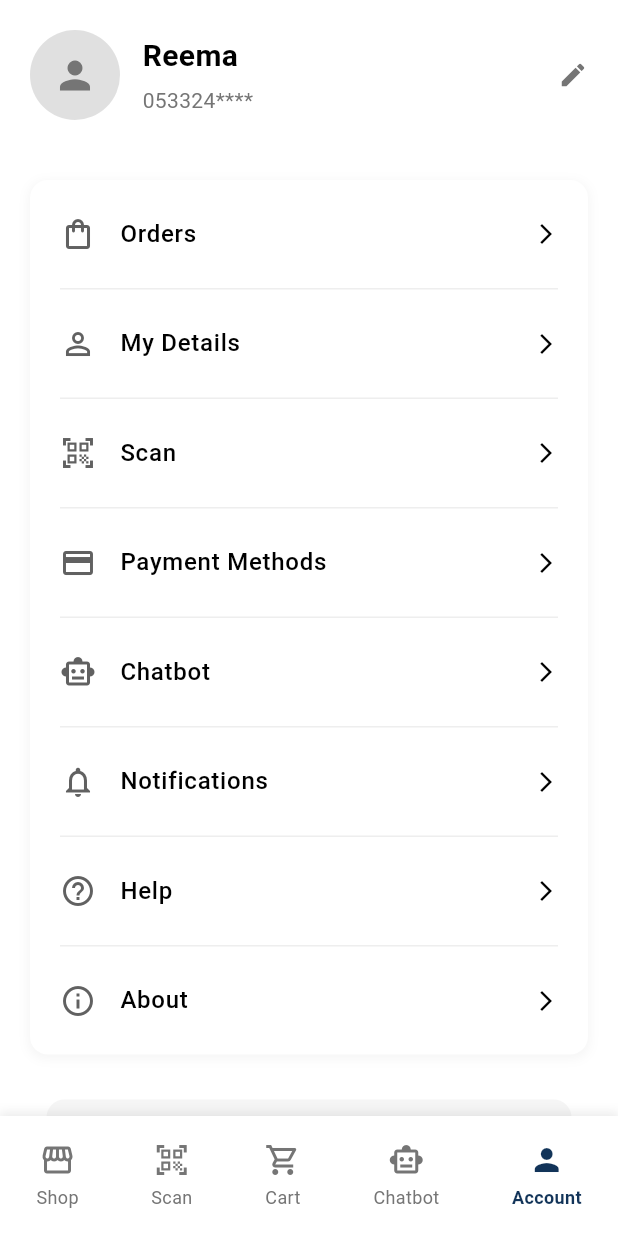
After one commit to ahmed-joma/skip_line, a Flutter app: the HomeView screen opened by its route, item 5 of the bottom bar chosen, on a phone screen of 412 x 824 dp. The commit adds this screen. Run offline on Flutter 3.47's test engine with Material 3 defaults, Android fonts, the phone set to English and light mode, and no system bars; our stand-ins replace bloc, dio, flutter_bloc, go_router, shared_preferences; accounts and stored records are empty.

Commit message:
Add Account Screen routing: include new route for AccountScreen in AppRouters and update HomeView to navigate to Account page when the corresponding tab is selected.

```diff
--- a/lib/core/utils/app_routers.dart
+++ b/lib/core/utils/app_routers.dart
@@ -8,6 +8,7 @@ import '../../features/reset_password/reset_password_screen.dart';
 import '../../features/reset_password/verification_code_screen.dart';
 import '../../features/sign_up/verification_code_screen.dart' as signup;
 import '../../features/home/presentation/views/home_view.dart';
+import '../../features/account/account_screen.dart';
 
 class AppRouters {
   // Route Constants
@@ -19,6 +20,7 @@ class AppRouters {
   static const String kVerificationCodeView = '/verification-code';
   static const String kSignUpVerificationView = '/signup-verification';
   static const String kHomeView = '/home';
+  static const String kAccountView = '/account';
   static const String kScanView = '/scan';
   static const String kCartView = '/cart';
   static const String kPaymentView = '/payment';
@@ -72,6 +74,12 @@ class AppRouters {
       // Home Screen
       GoRoute(path: kHomeView, builder: (context, state) => const HomeView()),
 
+      // Account Screen
+      GoRoute(
+        path: kAccountView,
+        builder: (context, state) => const AccountScreen(),
+      ),
+
       // Scan Screen
       GoRoute(
         path: kScanView,
--- /dev/null
+++ b/lib/features/account/account_screen.dart
@@ -0,0 +1,11 @@
+import 'package:flutter/material.dart';
+import 'presentation/views/account_view.dart';
+
+class AccountScreen extends StatelessWidget {
+  const AccountScreen({super.key});
+
+  @override
+  Widget build(BuildContext context) {
+    return const AccountView();
+  }
+}
--- /dev/null
+++ b/lib/features/account/presentation/manager/account/account_cubit.dart
@@ -0,0 +1,8 @@
+import 'package:bloc/bloc.dart';
+import 'package:meta/meta.dart';
+
+part 'account_state.dart';
+
+class AccountCubit extends Cubit<AccountState> {
+  AccountCubit() : super(AccountInitial());
+}
--- /dev/null
+++ b/lib/features/account/presentation/manager/account/account_state.dart
@@ -0,0 +1,6 @@
+part of 'account_cubit.dart';
+
+@immutable
+sealed class AccountState {}
+
+final class AccountInitial extends AccountState {}
--- /dev/null
+++ b/lib/features/account/presentation/views/account_view.dart
@@ -0,0 +1,337 @@
+import 'package:flutter/material.dart';
+import 'package:go_router/go_router.dart';
+import '../../../../shared/constants/language_manager.dart';
+
+class AccountView extends StatefulWidget {
+  const AccountView({super.key});
+
+  @override
+  State<AccountView> createState() => _AccountViewState();
+}
+
+class _AccountViewState extends State<AccountView> {
+  final LanguageManager languageManager = LanguageManager();
+
+  @override
+  Widget build(BuildContext context) {
+    return Scaffold(
+      backgroundColor: Colors.white,
+      body: SafeArea(
+        child: SingleChildScrollView(
+          child: Column(
+            children: [
+              // User Profile Section
+              _buildUserProfileSection(),
+
+              const SizedBox(height: 20),
+
+              // Account Options List
+              _buildAccountOptionsList(),
+
+              const SizedBox(height: 30),
+
+              // Log Out Button
+              _buildLogOutButton(),
+
+              const SizedBox(height: 20),
+            ],
+          ),
+        ),
+      ),
+      bottomNavigationBar: _buildBottomNavigationBar(),
+    );
+  }
+
+  Widget _buildUserProfileSection() {
+    return Container(
+      padding: const EdgeInsets.all(20),
+      child: Row(
+        children: [
+          // Profile Picture
+          Container(
+            width: 60,
+            height: 60,
+            decoration: BoxDecoration(
+              shape: BoxShape.circle,
+              color: Colors.grey[300],
+            ),
+            child: Icon(Icons.person, size: 30, color: Colors.grey[600]),
+          ),
+
+          const SizedBox(width: 15),
+
+          // User Info
+          Expanded(
+            child: Column(
+              crossAxisAlignment: CrossAxisAlignment.start,
+              children: [
+                Text(
+                  'Reema',
+                  style: TextStyle(
+                    fontSize: 20,
+                    fontWeight: FontWeight.bold,
+                    color: Colors.black,
+                  ),
+                ),
+                const SizedBox(height: 5),
+                Text(
+                  '053324****',
+                  style: TextStyle(fontSize: 14, color: Colors.grey[600]),
+                ),
+              ],
+            ),
+          ),
+
+          // Edit Icon
+          GestureDetector(
+            onTap: () {
+              // TODO: Navigate to edit profile
+            },
+            child: Icon(Icons.edit, color: Colors.grey[600], size: 20),
+          ),
+        ],
+      ),
+    );
+  }
+
+  Widget _buildAccountOptionsList() {
+    final List<AccountOption> options = [
+      AccountOption(
+        icon: Icons.shopping_bag_outlined,
+        title: languageManager.isArabic ? 'الطلبات' : 'Orders',
+        onTap: () {
+          // TODO: Navigate to orders
+        },
+      ),
+      AccountOption(
+        icon: Icons.person_outline,
+        title: languageManager.isArabic ? 'تفاصيلي' : 'My Details',
+        onTap: () {
+          // TODO: Navigate to my details
+        },
+      ),
+      AccountOption(
+        icon: Icons.qr_code_scanner_outlined,
+        title: languageManager.isArabic ? 'مسح' : 'Scan',
+        onTap: () {
+          // TODO: Navigate to scan
+        },
+      ),
+      AccountOption(
+        icon: Icons.credit_card_outlined,
+        title: languageManager.isArabic ? 'طرق الدفع' : 'Payment Methods',
+        onTap: () {
+          // TODO: Navigate to payment methods
+        },
+      ),
+      AccountOption(
+        icon: Icons.smart_toy_outlined,
+        title: languageManager.isArabic ? 'المساعد الذكي' : 'Chatbot',
+        onTap: () {
+          // TODO: Navigate to chatbot
+        },
+      ),
+      AccountOption(
+        icon: Icons.notifications_outlined,
+        title: languageManager.isArabic ? 'الإشعارات' : 'Notifications',
+        onTap: () {
+          // TODO: Navigate to notifications
+        },
+      ),
+      AccountOption(
+        icon: Icons.help_outline,
+        title: languageManager.isArabic ? 'المساعدة' : 'Help',
+        onTap: () {
+          // TODO: Navigate to help
+        },
+      ),
+      AccountOption(
+        icon: Icons.info_outline,
+        title: languageManager.isArabic ? 'حول' : 'About',
+        onTap: () {
+          // TODO: Navigate to about
+        },
+      ),
+    ];
+
+    return Container(
+      margin: const EdgeInsets.symmetric(horizontal: 20),
+      decoration: BoxDecoration(
+        color: Colors.white,
+        borderRadius: BorderRadius.circular(12),
+        boxShadow: [
+          BoxShadow(
+            color: Colors.grey.withOpacity(0.1),
+            spreadRadius: 1,
+            blurRadius: 5,
+            offset: const Offset(0, 2),
+          ),
+        ],
+      ),
+      child: Column(
+        children: options.asMap().entries.map((entry) {
+          int index = entry.key;
+          AccountOption option = entry.value;
+
+          return Column(
+            children: [
+              ListTile(
+                leading: Icon(option.icon, color: Colors.grey[700], size: 24),
+                title: Text(
+                  option.title,
+                  style: const TextStyle(
+                    fontSize: 16,
+                    fontWeight: FontWeight.w500,
+                    color: Colors.black,
+                  ),
+                ),
+                trailing: Icon(
+                  Icons.arrow_forward_ios,
+                  color: Colors.black,
+                  size: 16,
+                ),
+                onTap: option.onTap,
+                contentPadding: const EdgeInsets.symmetric(
+                  horizontal: 20,
+                  vertical: 8,
+                ),
+              ),
+              if (index < options.length - 1)
+                Divider(
+                  height: 1,
+                  color: Colors.grey[200],
+                  indent: 20,
+                  endIndent: 20,
+                ),
+            ],
+          );
+        }).toList(),
+      ),
+    );
+  }
+
+  Widget _buildLogOutButton() {
+    return Container(
+      margin: const EdgeInsets.symmetric(horizontal: 20),
+      width: 350,
+      child: ElevatedButton(
+        onPressed: () {
+          context.go('/signin');
+        },
+        style: ElevatedButton.styleFrom(
+          backgroundColor: Colors.grey[100],
+          foregroundColor: Colors.black,
+          elevation: 0,
+          padding: const EdgeInsets.symmetric(vertical: 15),
+          shape: RoundedRectangleBorder(
+            borderRadius: BorderRadius.circular(12),
+          ),
+        ),
+        child: Row(
+          children: [
+            const SizedBox(width: 20),
+            Icon(Icons.logout, color: const Color(0xFF123459), size: 20),
+            Expanded(
+              child: Center(
+                child: Text(
+                  languageManager.isArabic ? 'تسجيل الخروج' : 'Log Out',
+                  style: const TextStyle(
+                    fontSize: 16,
+                    fontWeight: FontWeight.w500,
+                    color: Color(0xFF123459),
+                  ),
+                ),
+              ),
+            ),
+            const SizedBox(width: 40), // To balance the left icon
+          ],
+        ),
+      ),
+    );
+  }
+
+  Widget _buildBottomNavigationBar() {
+    return Container(
+      height: 80,
+      decoration: BoxDecoration(
+        color: Colors.white,
+        boxShadow: [
+          BoxShadow(
+            color: Colors.grey.withOpacity(0.2),
+            spreadRadius: 1,
+            blurRadius: 5,
+            offset: const Offset(0, -2),
+          ),
+        ],
+      ),
+      child: Row(
+        mainAxisAlignment: MainAxisAlignment.spaceAround,
+        children: [
+          _buildBottomNavItem(
+            Icons.storefront_outlined,
+            languageManager.isArabic ? 'المتجر' : 'Shop',
+            false,
+          ),
+          _buildBottomNavItem(
+            Icons.qr_code_scanner_outlined,
+            languageManager.isArabic ? 'مسح' : 'Scan',
+            false,
+          ),
+          _buildBottomNavItem(
+            Icons.shopping_cart_outlined,
+            languageManager.isArabic ? 'السلة' : 'Cart',
+            false,
+          ),
+          _buildBottomNavItem(
+            Icons.smart_toy_outlined,
+            languageManager.isArabic ? 'المساعد' : 'Chatbot',
+            false,
+          ),
+          _buildBottomNavItem(
+            Icons.person,
+            languageManager.isArabic ? 'الحساب' : 'Account',
+            true,
+          ),
+        ],
+      ),
+    );
+  }
+
+  Widget _buildBottomNavItem(IconData icon, String label, bool isActive) {
+    return GestureDetector(
+      onTap: () {
+        if (label == (languageManager.isArabic ? 'المتجر' : 'Shop')) {
+          context.go('/home');
+        }
+        // TODO: Add navigation for other items
+      },
+      child: Column(
+        mainAxisAlignment: MainAxisAlignment.center,
+        children: [
+          Icon(
+            icon,
+            color: isActive ? const Color(0xFF123459) : Colors.grey[600],
+            size: 24,
+          ),
+          const SizedBox(height: 4),
+          Text(
+            label,
+            style: TextStyle(
+              fontSize: 12,
+              color: isActive ? const Color(0xFF123459) : Colors.grey[600],
+              fontWeight: isActive ? FontWeight.w600 : FontWeight.normal,
+            ),
+          ),
+        ],
+      ),
+    );
+  }
+}
+
+class AccountOption {
+  final IconData icon;
+  final String title;
+  final VoidCallback onTap;
+
+  AccountOption({required this.icon, required this.title, required this.onTap});
+}
--- a/lib/features/home/presentation/views/home_view.dart
+++ b/lib/features/home/presentation/views/home_view.dart
@@ -1,5 +1,6 @@
 import 'package:flutter/material.dart';
 import 'package:provider/provider.dart';
+import 'package:go_router/go_router.dart';
 import '../../../../shared/constants/language_manager.dart';
 import '../../../search/presentation/views/search_view.dart';
 
@@ -621,6 +622,11 @@ class _HomeViewState extends State<HomeView> {
         setState(() {
           _selectedIndex = index;
         });
+
+        // Navigate to Account page when Account is tapped
+        if (index == 4) {
+          context.go('/account');
+        }
       },
       child: Column(
         mainAxisSize: MainAxisSize.min,
```
Also changed, not shown: lib/features/account/data/repo/account_repo.dart (added), lib/features/account/data/repo/account_repo_imple.dart (added).
